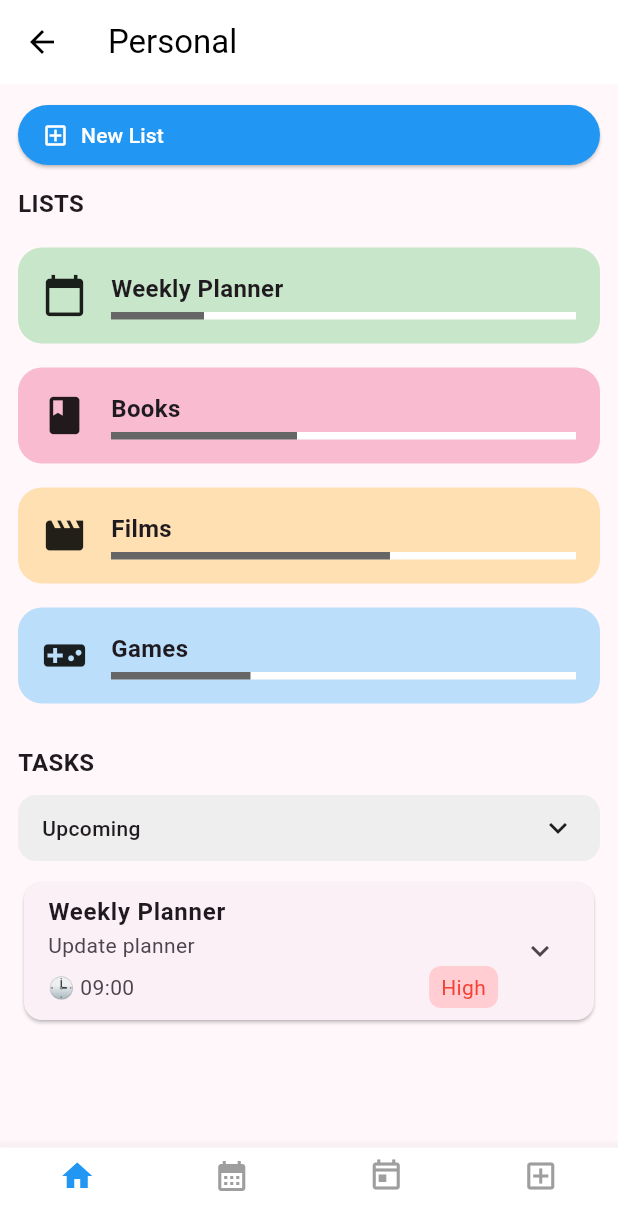
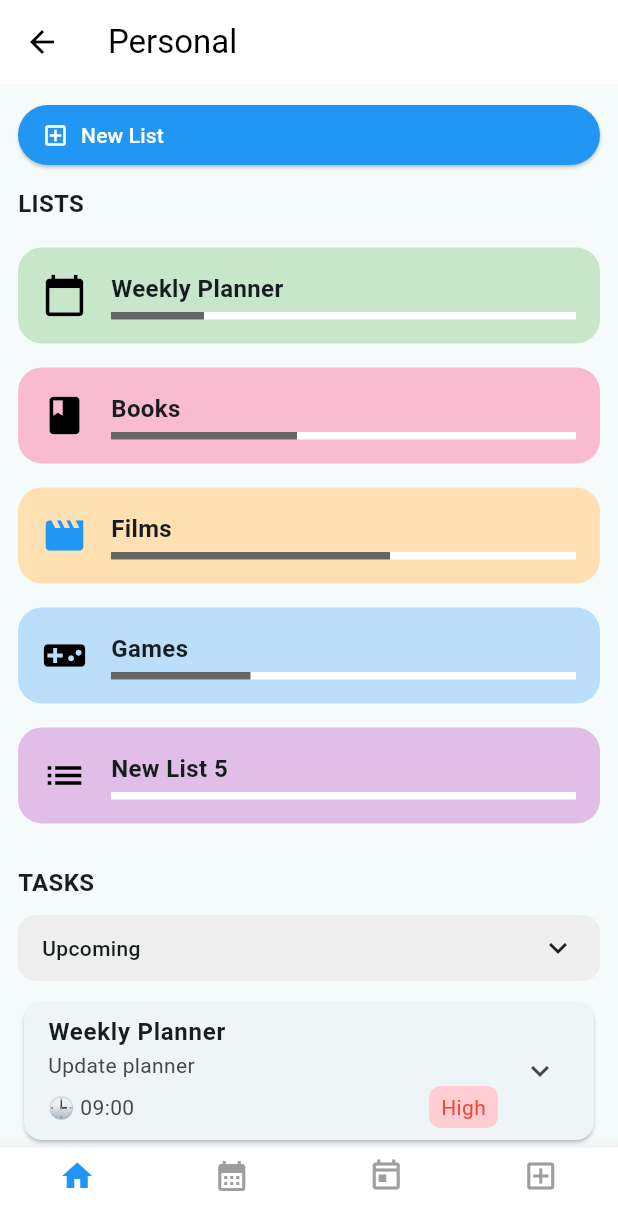
Before and after one commit to Cathyakubo/todo, a Flutter app: the PersonalPage screen opened by its route, after a tap on "New List", on a phone screen of 412 x 824 dp. Shown: the top 1230 px of the screen. Run offline on Flutter 3.47's test engine with Material 3 defaults, Android fonts, the phone set to English and light mode, and no system bars; our stand-ins replace flutter_svg.

Commit message:
updates on changes

```diff
--- a/lib/main.dart
+++ b/lib/main.dart
@@ -1,5 +1,4 @@
 import 'package:flutter/material.dart';
-
 import 'screens/folder/folder_page.dart';
 import 'screens/personal/widget/personal_page.dart';
 import 'screens/settings/widget/settings_page.dart';
@@ -17,7 +16,7 @@ class MyApp extends StatelessWidget {
       title: 'Todo App',
       debugShowCheckedModeBanner: false,
       theme: ThemeData(
-        colorScheme: ColorScheme.fromSeed(seedColor: Colors.purple),
+        colorScheme: ColorScheme.fromSeed(seedColor: Colors.white10),
         useMaterial3: true,
       ),
       initialRoute: '/',
--- a/lib/screens/personal/widget/personal_page.dart
+++ b/lib/screens/personal/widget/personal_page.dart
@@ -1,7 +1,14 @@
 import 'package:flutter/material.dart';
 
-class PersonalPage extends StatelessWidget {
-  final List<Map<String, dynamic>> lists = [
+class PersonalPage extends StatefulWidget {
+  const PersonalPage({super.key});
+
+  @override
+  State<PersonalPage> createState() => _PersonalPageState();
+}
+
+class _PersonalPageState extends State<PersonalPage> {
+  List<Map<String, dynamic>> lists = [
     {
       'title': 'Weekly Planner',
       'progress': 0.2,
@@ -36,7 +43,16 @@ class PersonalPage extends StatelessWidget {
     'list': 'Weekly Planner',
   };
 
-  PersonalPage({super.key});
+  void addNewList() {
+    setState(() {
+      lists.add({
+        'title': 'New List ${lists.length + 1}',
+        'progress': 0.0,
+        'icon': Icons.list,
+        'color': Colors.purple[100],
+      });
+    });
+  }
 
   @override
   Widget build(BuildContext context) {
@@ -58,9 +74,7 @@ class PersonalPage extends StatelessWidget {
               children: [
                 Expanded(
                   child: ElevatedButton.icon(
-                    onPressed: () {
-                      // Add new list logic here
-                    },
+                    onPressed: addNewList,
                     icon: const Icon(Icons.add_box_outlined),
                     label: const Text("New List"),
                     style: ElevatedButton.styleFrom(
@@ -73,7 +87,6 @@ class PersonalPage extends StatelessWidget {
               ],
             ),
             const SizedBox(height: 10, width: 12),
-
             const Text(
               "LISTS",
               style: TextStyle(fontSize: 16, fontWeight: FontWeight.bold),
@@ -93,7 +106,11 @@ class PersonalPage extends StatelessWidget {
                       ),
                       child: Row(
                         children: [
-                          Icon(item['icon'], size: 30),
+                          Icon(
+                            item['icon'],
+                            size: 30,
+                            color: item['iconColor'] ?? Colors.black,
+                          ),
                           const SizedBox(width: 16),
                           Expanded(
                             child: Column(
@@ -128,7 +145,6 @@ class PersonalPage extends StatelessWidget {
               style: TextStyle(fontSize: 16, fontWeight: FontWeight.bold),
             ),
             const SizedBox(height: 10),
-
             Container(
               width: double.infinity,
               padding: const EdgeInsets.symmetric(vertical: 10, horizontal: 16),
@@ -147,7 +163,6 @@ class PersonalPage extends StatelessWidget {
                 ],
               ),
             ),
-
             const SizedBox(height: 10),
 
             // TASK CARD
```
Also changed, not shown: lib/screens/folder/folder_page.dart (+35 -13 lines), lib/splash.dart (added, +14 -0 lines), lib/validators.dart (added, +128 -0 lines).
